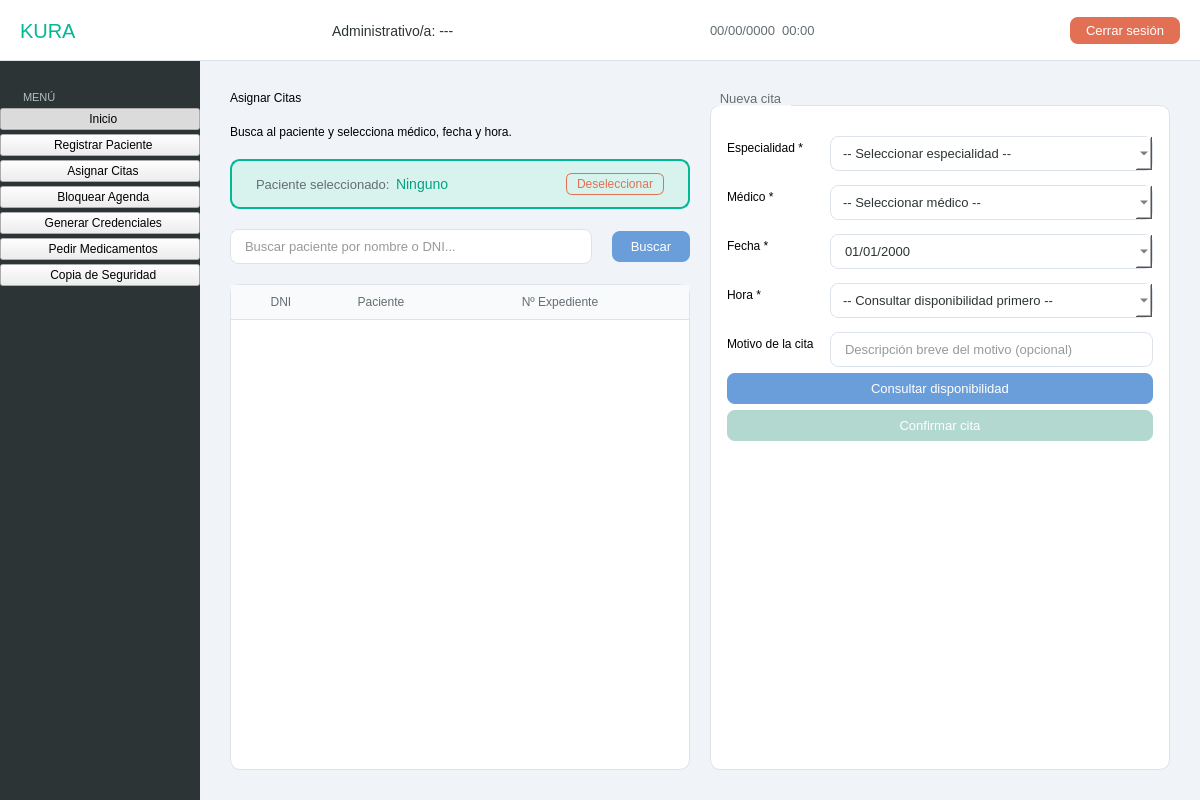
Qt form src/vista/Ui/VistaAdministrativo.ui (hgarcg04/software-engineering) before a commit.
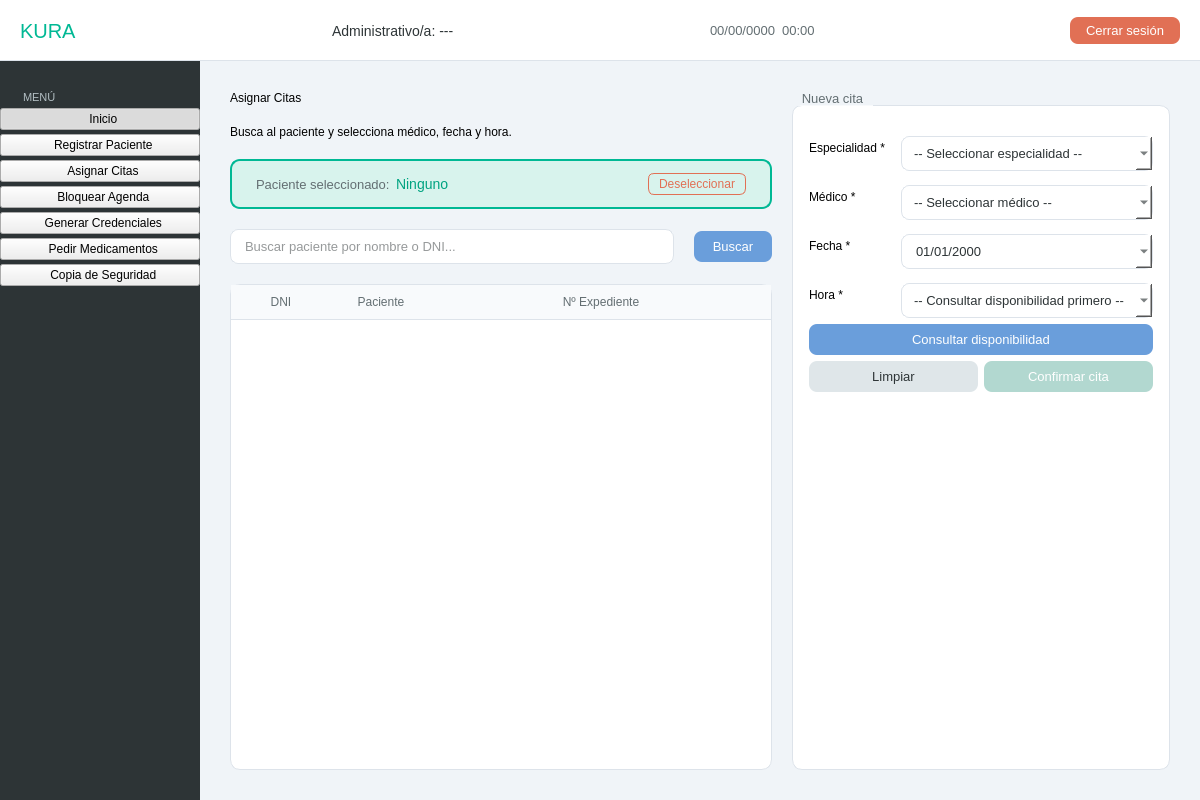
The same form after that commit. The open tabs and pages were chosen to show the change.

Commit message: Asignar Citas

What changed in the file:
```diff
--- a/src/vista/Ui/VistaAdministrativo.ui
+++ b/src/vista/Ui/VistaAdministrativo.ui
@@ -194,7 +194,7 @@
     }
 
     /* === Botones de acción neutral === */
-    #btn_limpiar_formulario, #btn_cancelar, #btn_nuevo_paciente {
+    #btn_limpiar_formulario, #btn_cancelar, #btn_nuevo_paciente, #btn_limpiar_cita {
         background-color: #dfe6e9;
         color: #2d3436;
         border: none;
@@ -1000,17 +1000,7 @@
                  <item><property name="text"><string>-- Consultar disponibilidad primero --</string></property></item>
                 </widget>
                </item>
-               <item row="4" column="0">
-                <widget class="QLabel" name="lbl_cf_motivo">
-                 <property name="text"><string>Motivo de la cita</string></property>
-                 <property name="class" stdset="0"><string>formLabel</string></property>
-                </widget>
-               </item>
-               <item row="4" column="1">
-                <widget class="QLineEdit" name="input_motivo_cita">
-                 <property name="placeholderText"><string>Descripción breve del motivo (opcional)</string></property>
-                </widget>
-               </item>
+
               </layout>
              </item>
              <item>
@@ -1019,10 +1009,19 @@
               </widget>
              </item>
              <item>
+              <layout class="QHBoxLayout">
+               <item>
+                <widget class="QPushButton" name="btn_limpiar_cita">
+                 <property name="text"><string>Limpiar</string></property>
+                </widget>
+               </item>
+               <item>
               <widget class="QPushButton" name="btn_asignar_cita">
                <property name="enabled"><bool>false</bool></property>
                <property name="text"><string>Confirmar cita</string></property>
               </widget>
+               </item>
+              </layout>
              </item>
              <item>
               <spacer>
```
Left out of the diff: 2 changed lines with no effect on the pictures. Lines whose indentation alone changed are shown as unchanged. The commit also changes 14 other files.
